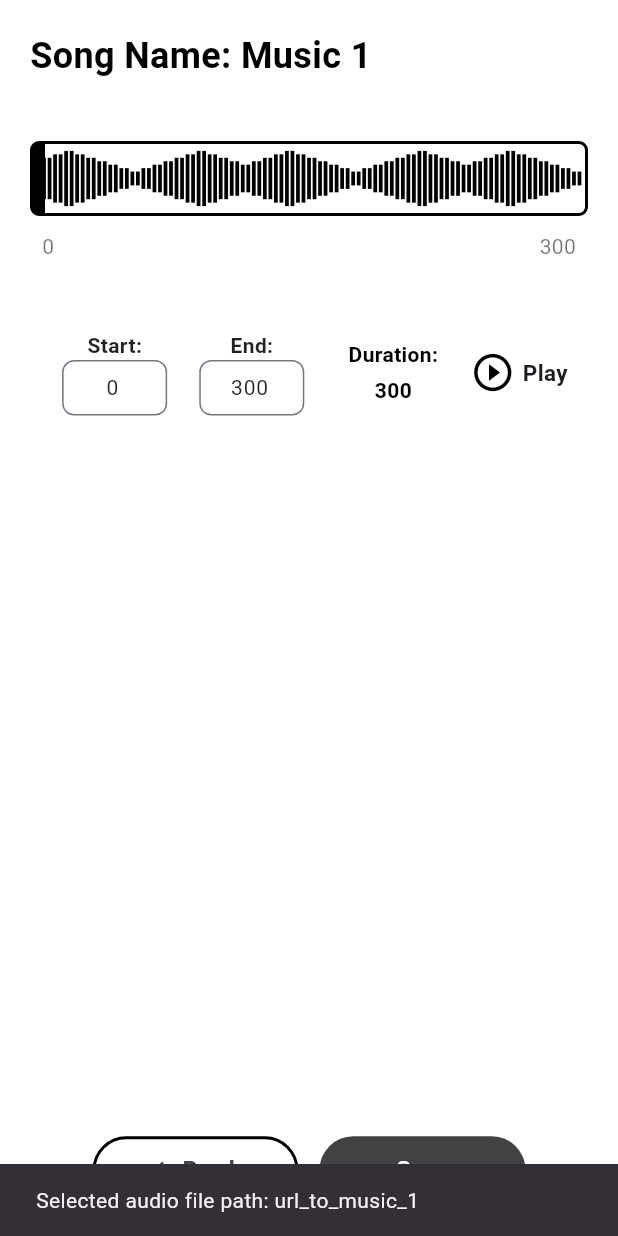
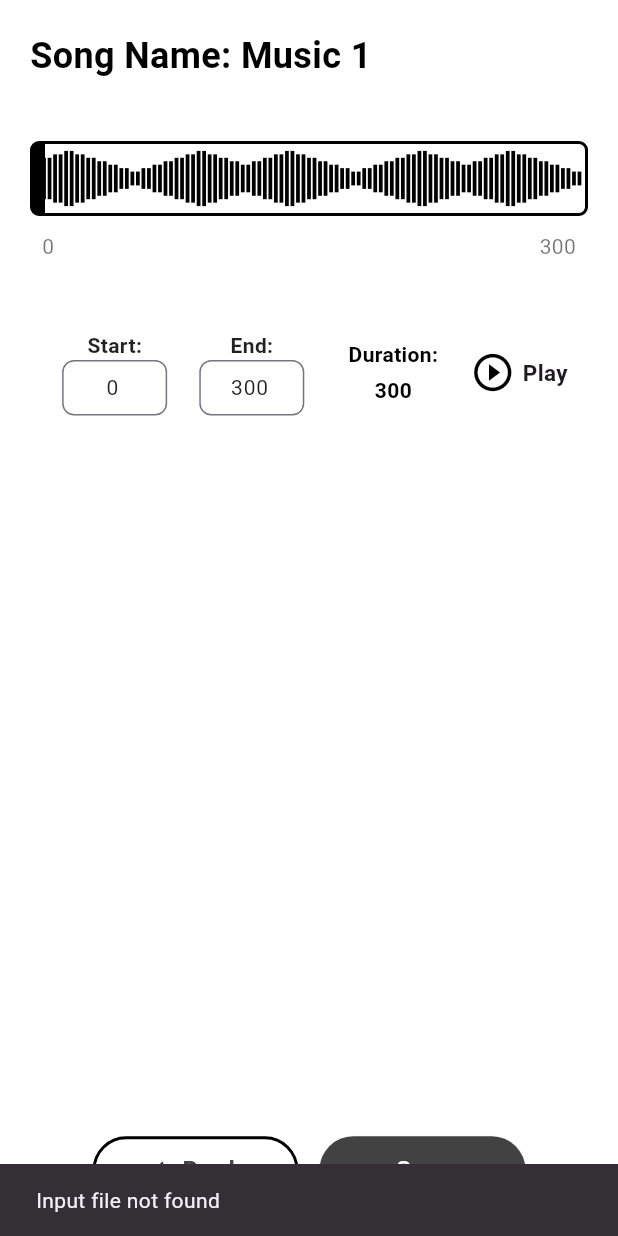
Before and after one commit to Amanbig/template, a Flutter app: the AudioCropperPage screen opened directly, after a tap on "Save", on a phone screen of 412 x 824 dp. Run offline on Flutter 3.47's test engine with Material 3 defaults, Android fonts, the light colour scheme and no system bars; our stand-ins replace audioplayers, file_picker, flutter_riverpod; missing offline and left inert: ffmpeg_kit_flutter; Roboto replaces fonts that are missing (Times New Roman).

Commit message:
updated crop page

```diff
--- a/lib/pages/crop_page.dart
+++ b/lib/pages/crop_page.dart
@@ -84,62 +84,63 @@ class _AudioCropperPageState extends ConsumerState<AudioCropperPage> {
       final musicState = ref.read(musicStateProvider.notifier);
       final selectedMusic = ref.read(musicStateProvider).selectedMusic;
 
-    // Get a directory to save the cropped file
+      if (selectedMusic.url.isEmpty) {
+        ScaffoldMessenger.of(context).showSnackBar(
+          const SnackBar(content: Text('No audio file selected')),
+        );
+        return;
+      }
+
       final directory = await getApplicationDocumentsDirectory();
-    final outputPath = '${directory.path}/${selectedMusic.name}(cropped).mp3';
+      final timestamp = DateTime.now().millisecondsSinceEpoch;
+      final outputPath = '${directory.path}/cropped_${timestamp}.mp3';
 
-    // Build the FFmpeg command
-    final command = [
-      '-i',
-      '"${selectedMusic.url}"', // Input file with quotes for spaces or special chars
-      '-ss', start.toString(), // Start time in seconds
-      '-to', end.toString(), // End time in seconds
-      '-c', 'copy', // Avoid re-encoding for faster processing
-      '"$outputPath"' // Output file path with quotes
-    ];
+      // Ensure input file exists
+      final inputFile = File(selectedMusic.url);
+      if (!await inputFile.exists()) {
+        ScaffoldMessenger.of(context).showSnackBar(
+          const SnackBar(content: Text('Input file not found')),
+        );
+        return;
+      }
 
-    print('Selected audio file path: ${selectedMusic.url}');
-    ScaffoldMessenger.of(context).showSnackBar(
-      SnackBar(content: Text('Selected audio file path: ${selectedMusic.url}')),
-    );
+      // Create FFmpeg command with escaped paths
+      final command = '-i "${selectedMusic.url}" -ss $start -to $end -c copy "$outputPath"';
 
-    // Execute the FFmpeg command
-    await FFmpegKit.execute(command.join(' ')).then((session) async {
+      await FFmpegKit.execute(command).then((session) async {
         final returnCode = await session.getReturnCode();
 
         if (ReturnCode.isSuccess(returnCode)) {
-        // File saved successfully
-        ScaffoldMessenger.of(context).showSnackBar(
-          SnackBar(content: Text('Cropped audio saved at $outputPath')),
-        );
-
-        // Convert the saved file to base64
-        final file = File(outputPath);
-        final bytes = await file.readAsBytes();
+          final outputFile = File(outputPath);
+          if (await outputFile.exists()) {
+            final bytes = await outputFile.readAsBytes();
             final base64String = base64Encode(bytes);
 
-        // Create the MusicModel with base64 data
             final updatedMusic = MusicModel(
-          name: '${selectedMusic.name}(cropped)',
+              name: selectedMusic.name.contains('(cropped)')
+                  ? selectedMusic.name
+                  : '${selectedMusic.name}(cropped)', // Only append "(cropped)" if not already present
               url: outputPath,
               base64Data: base64String, // Include base64-encoded data
             );
 
-        // Update the state with the new MusicModel
             musicState.updateAudioPath(outputPath);
             musicState.updateSelectedMusic(updatedMusic);
+
+            ScaffoldMessenger.of(context).showSnackBar(
+              SnackBar(content: Text('Audio cropped successfully')),
+            );
           } else {
-        // Handle errors
-        final failMessage = await session.getFailStackTrace();
-        ScaffoldMessenger.of(context).showSnackBar(
-          SnackBar(content: Text('Failed to crop audio: $failMessage')),
-        );
+            throw Exception('Output file not created');
+          }
+        } else {
+          final logs = await session.getLogsAsString();
+          throw Exception('FFmpeg failed: $logs');
         }
       });
     } catch (e) {
-    // Handle any errors
       ScaffoldMessenger.of(context).showSnackBar(
-      SnackBar(content: Text('Error: $e')),
+        SnackBar(content: Text('Error: ${e.toString()}')),
       );
     }
   }
```
Also changed, not shown: pubspec.lock. Lines whose indentation alone changed are shown as unchanged.
